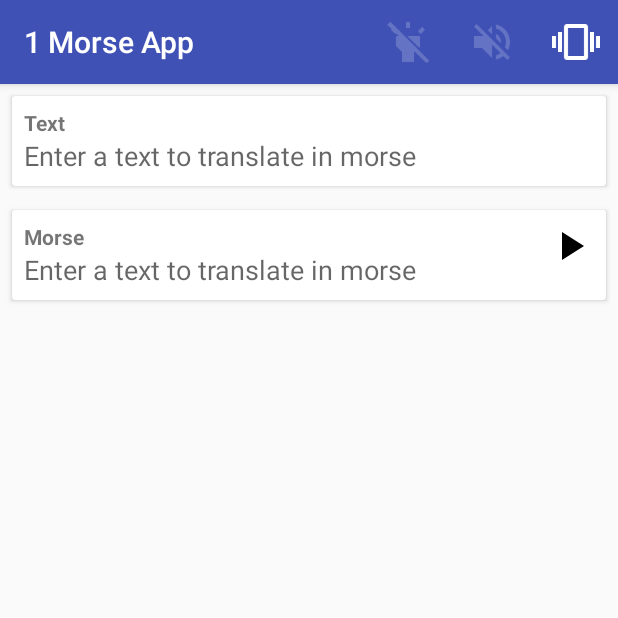
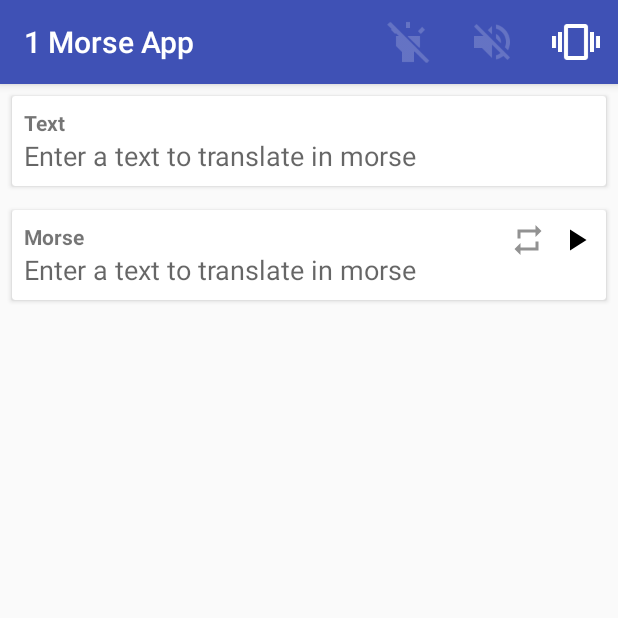
Before and after one commit to Loic-Dumas/MorseApp, an Android app: the screen it shows after launch (MainActivity), after a tap on "Play", on a phone screen of 412 x 824 dp, the top half of it. Run offline under Robolectric (Android 15) with nearby library versions, the phone set to English and light mode, and no system bars.

Commit message:
Add repeat Mode

```diff
--- a/app/src/main/java/com/loic/morseapp/MainActivity.kt
+++ b/app/src/main/java/com/loic/morseapp/MainActivity.kt
@@ -32,6 +32,7 @@ class MainActivity : AppCompatActivity(), MorsePlayer.MorseOutputPlayer {
         private const val SHARED_PREF_FLASHLIGHT = "pref_flashlight"
         private const val SHARED_PREF_SOUND = "pref_sound"
         private const val SHARED_PREF_VIBRATION = "pref_vibration"
+        private const val SHARED_PREF_REPEAT_MODE_ACTIVATED = "repeat_mode_activated"
     }
 
     private val _morsePlayer = MorsePlayer()
@@ -46,6 +47,7 @@ class MainActivity : AppCompatActivity(), MorsePlayer.MorseOutputPlayer {
     private lateinit var _flashStatus: Status
     private lateinit var _soundStatus: Status
     private lateinit var _vibrationStatus: Status
+    private var _isRepeatMode = false
 
 
     override fun onCreate(savedInstanceState: Bundle?) {
@@ -57,6 +59,7 @@ class MainActivity : AppCompatActivity(), MorsePlayer.MorseOutputPlayer {
         _flashStatus = Status.fromString(sharedPreferences.getString(SHARED_PREF_FLASHLIGHT, Status.ON.toString()))
         _soundStatus = Status.fromString(sharedPreferences.getString(SHARED_PREF_SOUND, Status.ON.toString()))
         _vibrationStatus = Status.fromString(sharedPreferences.getString(SHARED_PREF_VIBRATION, Status.ON.toString()))
+        _isRepeatMode = sharedPreferences.getBoolean(SHARED_PREF_REPEAT_MODE_ACTIVATED, false)
 
         //region Init player by adding output players
         _morsePlayer.addMorseOutputPlayer(this)
@@ -107,6 +110,11 @@ class MainActivity : AppCompatActivity(), MorsePlayer.MorseOutputPlayer {
             }
         }
 
+        btRepeatMode.setOnClickListener {
+            _isRepeatMode = !_isRepeatMode
+            setRepeatModeImage()
+        }
+        setRepeatModeImage()
         //endregion
     }
 
@@ -118,6 +126,7 @@ class MainActivity : AppCompatActivity(), MorsePlayer.MorseOutputPlayer {
                 .putString(SHARED_PREF_FLASHLIGHT, _flashStatus.toString())
                 .putString(SHARED_PREF_SOUND, _soundStatus.toString())
                 .putString(SHARED_PREF_VIBRATION, _vibrationStatus.toString())
+                .putBoolean(SHARED_PREF_REPEAT_MODE_ACTIVATED, _isRepeatMode)
                 .apply()
     }
 
@@ -322,13 +331,21 @@ class MainActivity : AppCompatActivity(), MorsePlayer.MorseOutputPlayer {
         }
     }
 
+    private fun setRepeatModeImage() {
+        if (_isRepeatMode) {
+            btRepeatMode.setImageDrawable(ContextCompat.getDrawable(this, R.drawable.ic_repeat_black_24dp))
+        } else {
+            btRepeatMode.setImageDrawable(ContextCompat.getDrawable(this, R.drawable.ic_repeat_grey_24dp))
+        }
+    }
+
+    //region MorsePlayerListenerInterface implementation
     override fun onPlayerAdded() {
     }
 
     override fun onPlayerRemoved() {
     }
 
-    //region MorsePlayerListenerInterface implementation
     override fun switchOn() {
     }
 
@@ -340,9 +357,13 @@ class MainActivity : AppCompatActivity(), MorsePlayer.MorseOutputPlayer {
         btPlayStop.contentDescription = resources.getString(R.string.stop)
     }
 
-    override fun onPlayerFinished() {
+    override fun onPlayerFinished(morseCodeFullyPlayed: Boolean) {
         btPlayStop.setImageDrawable(ContextCompat.getDrawable(this, R.drawable.ic_play_arrow_black_24dp))
         btPlayStop.contentDescription = resources.getString(R.string.play)
+
+        if (_isRepeatMode && morseCodeFullyPlayed) {
+            _morsePlayer.play(etMorseCodeToTranslate.text.toString())
+        }
 
 //        tvMorseCode.text = tvMorseCode.text.toString()
 //
--- a/app/src/main/java/com/loic/morseapp/morseplayer/MorseFlashLightOldPlayer.kt
+++ b/app/src/main/java/com/loic/morseapp/morseplayer/MorseFlashLightOldPlayer.kt
@@ -91,7 +91,7 @@ class MorseFlashLightOldPlayer : MorseFlashLightPlayerInterface {
 
     override fun onPlayerStarted() {}
 
-    override fun onPlayerFinished() {}
+    override fun onPlayerFinished(morseCodeFullyPlayed: Boolean) {}
 
     override fun onTotalProgressChanged(progress: Float) {}
 
--- a/app/src/main/java/com/loic/morseapp/morseplayer/MorseFlashLightPlayer.kt
+++ b/app/src/main/java/com/loic/morseapp/morseplayer/MorseFlashLightPlayer.kt
@@ -61,7 +61,7 @@ class MorseFlashLightPlayer(context: Context) : MorseFlashLightPlayerInterface {
 
     override fun onPlayerStarted() {}
 
-    override fun onPlayerFinished() {
+    override fun onPlayerFinished(morseCodeFullyPlayed: Boolean) {
         switchOff()
     }
 
--- a/app/src/main/java/com/loic/morseapp/morseplayer/MorsePlayer.kt
+++ b/app/src/main/java/com/loic/morseapp/morseplayer/MorsePlayer.kt
@@ -59,7 +59,7 @@ class MorsePlayer {
         _timer = object : CountDownTimer((morseSignal.size) * TIME_LENGTH, TIME_LENGTH) {
             override fun onFinish() {
                 isPlaying = false
-                notifyPlayerFinished()
+                notifyPlayerFinished(true)
             }
 
             override fun onTick(millisUntilFinished: Long) {
@@ -100,7 +100,7 @@ class MorsePlayer {
         _timer?.cancel()
         isPlaying = false
         switchOffOutputs()
-        notifyPlayerFinished()
+        notifyPlayerFinished(false)
     }
 
     /**
@@ -151,8 +151,8 @@ class MorsePlayer {
         _morseOutputPlayers.forEach { it.onPlayerStarted() }
     }
 
-    private fun notifyPlayerFinished() {
-        _morseOutputPlayers.forEach { it.onPlayerFinished() }
+    private fun notifyPlayerFinished(morseCodeFullyPlayed: Boolean) {
+        _morseOutputPlayers.forEach { it.onPlayerFinished(morseCodeFullyPlayed) }
     }
 
     /**
@@ -173,7 +173,12 @@ class MorsePlayer {
         fun switchOn()
         fun switchOff()
         fun onPlayerStarted()
-        fun onPlayerFinished()
+
+        /**
+         * @param morseCodeFullyPlayed true if the morse sequence have been played until the end,
+         * false if the player have been stop.
+         */
+        fun onPlayerFinished(morseCodeFullyPlayed: Boolean)
         fun onTotalProgressChanged(progress: Float)
         fun onMorseCharacterChanged(letterIndex: Int)
     }
--- a/app/src/main/java/com/loic/morseapp/morseplayer/MorseSoundPlayer.kt
+++ b/app/src/main/java/com/loic/morseapp/morseplayer/MorseSoundPlayer.kt
@@ -42,7 +42,7 @@ class MorseSoundPlayer(context: Context) : MorsePlayer.MorseOutputPlayer {
     override fun onPlayerStarted() {
     }
 
-    override fun onPlayerFinished() {
+    override fun onPlayerFinished(morseCodeFullyPlayed: Boolean) {
         switchOff()
     }
 
--- a/app/src/main/java/com/loic/morseapp/morseplayer/MorseVibrationPlayer.kt
+++ b/app/src/main/java/com/loic/morseapp/morseplayer/MorseVibrationPlayer.kt
@@ -33,7 +33,7 @@ class MorseVibrationPlayer(context: Context) : MorsePlayer.MorseOutputPlayer {
 
     override fun onPlayerStarted() {}
 
-    override fun onPlayerFinished() {
+    override fun onPlayerFinished(morseCodeFullyPlayed: Boolean) {
         switchOff()
     }
 
--- /dev/null
+++ b/app/src/main/res/drawable/ic_repeat_black_24dp.xml
@@ -0,0 +1,9 @@
+<vector xmlns:android="http://schemas.android.com/apk/res/android"
+        android:width="24dp"
+        android:height="24dp"
+        android:viewportWidth="24.0"
+        android:viewportHeight="24.0">
+    <path
+        android:fillColor="#FF000000"
+        android:pathData="M7,7h10v3l4,-4 -4,-4v3L5,5v6h2L7,7zM17,17L7,17v-3l-4,4 4,4v-3h12v-6h-2v4z"/>
+</vector>
--- /dev/null
+++ b/app/src/main/res/drawable/ic_repeat_grey_24dp.xml
@@ -0,0 +1,5 @@
+<vector android:alpha="0.43" android:height="24dp"
+    android:viewportHeight="24.0" android:viewportWidth="24.0"
+    android:width="24dp" xmlns:android="http://schemas.android.com/apk/res/android">
+    <path android:fillColor="#FF000000" android:pathData="M7,7h10v3l4,-4 -4,-4v3L5,5v6h2L7,7zM17,17L7,17v-3l-4,4 4,4v-3h12v-6h-2v4z"/>
+</vector>
--- a/app/src/main/res/layout/activity_main.xml
+++ b/app/src/main/res/layout/activity_main.xml
@@ -110,8 +110,8 @@
 
                     <ImageView
                         android:id="@+id/btPlayStop"
-                        android:layout_width="32dp"
-                        android:layout_height="32dp"
+                        android:layout_width="24dp"
+                        android:layout_height="24dp"
                         android:layout_marginTop="8dp"
                         android:layout_marginEnd="8dp"
                         android:layout_marginRight="8dp"
@@ -120,6 +120,18 @@
                         app:layout_constraintTop_toTopOf="parent"
                         app:srcCompat="@drawable/ic_play_arrow_black_24dp" />
 
+                    <ImageView
+                        android:id="@+id/btRepeatMode"
+                        android:layout_width="24dp"
+                        android:layout_height="24dp"
+                        android:layout_marginTop="8dp"
+                        android:layout_marginEnd="8dp"
+                        android:layout_marginRight="8dp"
+                        android:contentDescription="@string/repeat_mode"
+                        app:layout_constraintEnd_toStartOf="@+id/btPlayStop"
+                        app:layout_constraintTop_toTopOf="parent"
+                        app:srcCompat="@drawable/ic_repeat_grey_24dp" />
+
                 </androidx.constraintlayout.widget.ConstraintLayout>
             </androidx.cardview.widget.CardView>
 
--- a/app/src/main/res/values/strings.xml
+++ b/app/src/main/res/values/strings.xml
@@ -13,4 +13,5 @@
     <string name="stop">Stop</string>
     <string name="text">Text</string>
     <string name="morse">Morse</string>
+    <string name="repeat_mode">Repeat</string>
 </resources>
```
Also changed, not shown: 1 other file.
